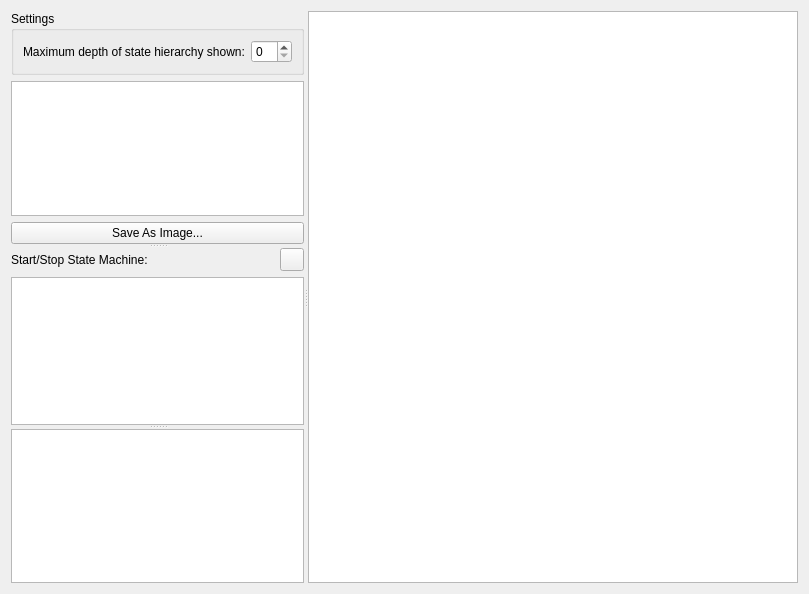
KDAB/GammaRay, file plugins/statemachineviewer/statemachineviewer.ui: the form before one commit.
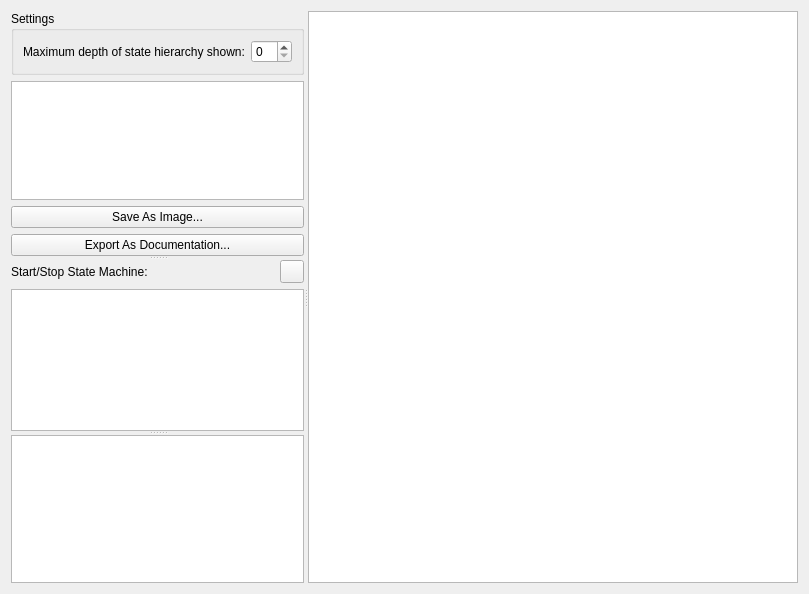
The form after the commit. Custom widgets are drawn as their Qt base class.

Commit message:
Integrate the StateMachineDumper class
The StateMachineDumper class (better name needed!) generates a list of DOT
files, each describing one state (and all its children) and all outgoing transitions.

Diff of the .ui file:
```diff
--- a/plugins/statemachineviewer/statemachineviewer.ui
+++ b/plugins/statemachineviewer/statemachineviewer.ui
@@ -65,6 +65,13 @@
           </property>
          </widget>
         </item>
+        <item>
+         <widget class="QPushButton" name="exportAsDocumentationButton">
+          <property name="text">
+           <string>Export As Documentation...</string>
+          </property>
+         </widget>
+        </item>
        </layout>
       </widget>
       <widget class="QWidget" name="layoutWidget1">
```
The commit also changes 5 other files.
